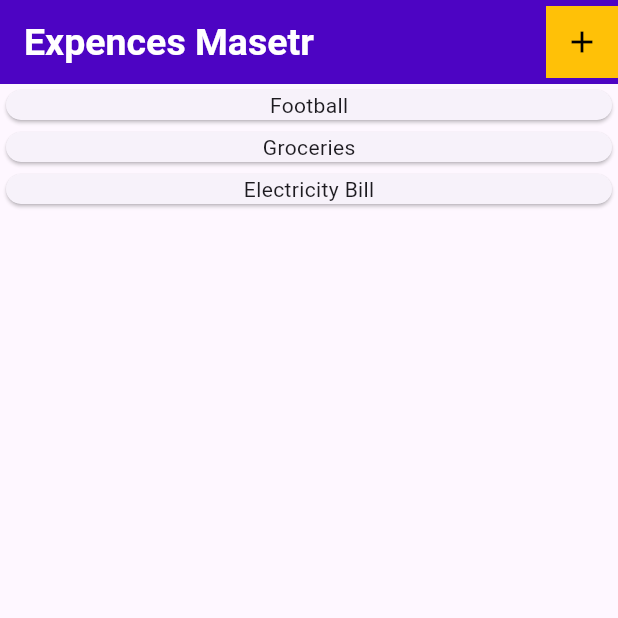
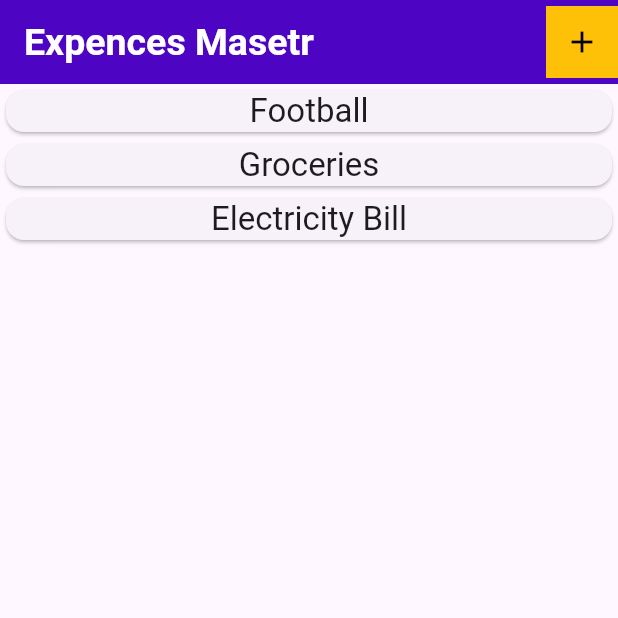
Before and after one commit to ThilinaKanishka/Expence-Tracker-Mobile, a Flutter app: the screen it shows after launch, on a phone screen of 412 x 824 dp, the top half of it. Run offline on Flutter 3.47's test engine with Material 3 defaults, Android fonts, the phone set to English and light mode, and no system bars.

Commit message:
Update expence_list.dart

```diff
--- a/expence_master/lib/widgets/expence_list.dart
+++ b/expence_master/lib/widgets/expence_list.dart
@@ -13,7 +13,14 @@ class ExpenceList extends StatelessWidget {
         itemCount: expenceList.length,
         itemBuilder: (context, index) {
           return Card(
-            child: Column(children: [Text(expenceList[index].title)]),
+            child: Column(
+              children: [
+                Text(
+                  expenceList[index].title,
+                  style: Theme.of(context).textTheme.titleLarge,
+                ),
+              ],
+            ),
           );
         },
       ),
```
